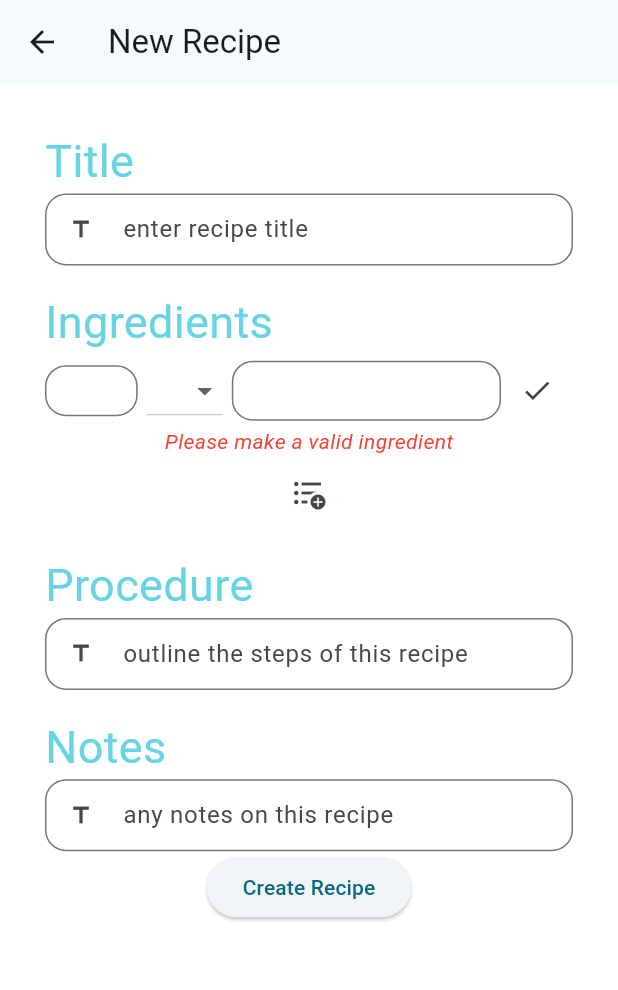
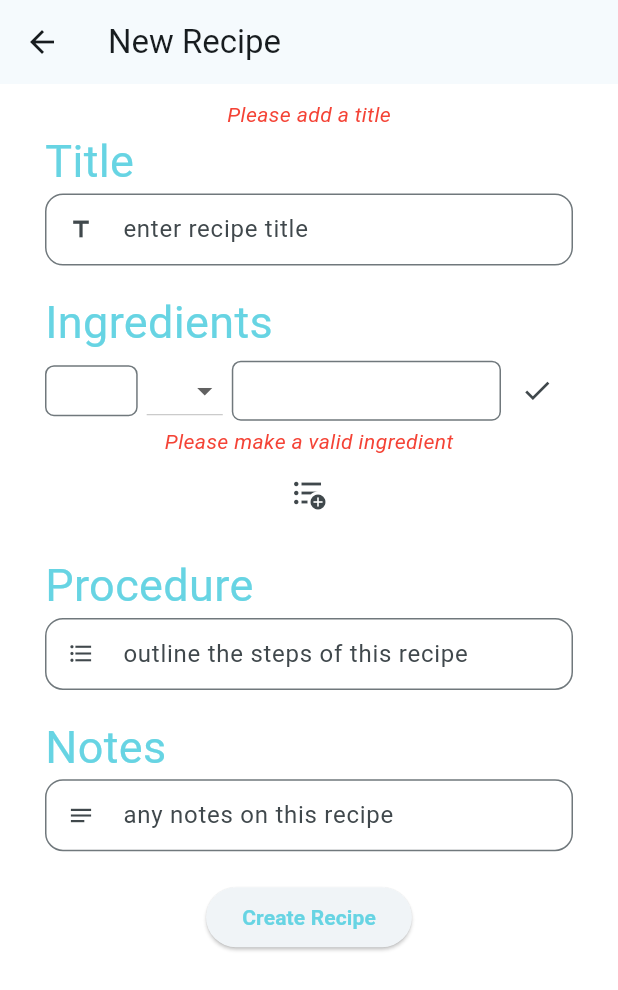
Before and after one commit to acohen89/taste_test, a Flutter app: the CreateRecipe screen opened by its route, after a tap on the "check" icon, after a tap on "Create Recipe", on a phone screen of 412 x 824 dp. Shown: the top 990 px of the screen. Run offline on Flutter 3.47's test engine with Material 3 defaults, Android fonts, the phone set to English and light mode, and no system bars; our stand-ins replace email_validator, flutter_spinkit, google_fonts, googleapis_auth, shared_preferences; accounts and stored records are empty; project files that could hold a hidden picture were left out.

Commit message:
added recipe sucesfully

```diff
--- a/frontend/lib/classes/IngredientClass.dart
+++ b/frontend/lib/classes/IngredientClass.dart
@@ -1,3 +1,4 @@
+import 'package:auto_size_text/auto_size_text.dart';
 import 'package:flutter/material.dart';
 import 'package:google_fonts/google_fonts.dart';
 import "package:taste_test/constants.dart" as constants;
@@ -18,15 +19,14 @@ class Ingredient {
 }
 
 class AddedIngredient extends StatelessWidget {
-  AddedIngredient(
-      {super.key,
+  AddedIngredient({
+    super.key,
     required this.unit,
     required this.food,
     required this.quantity,
     required this.deleteFunction,
     required this.index,
   });
-
 
   final Unit unit;
   final String food;
@@ -41,24 +41,24 @@ class AddedIngredient extends StatelessWidget {
   Widget build(BuildContext context) {
     final double textSpaceing = MediaQuery.of(context).size.width * 0.02;
     final double unitSpacing = MediaQuery.of(context).size.width * 0.01;
-    String q = quantity % 1.0 == 0.0 ? quantity.truncate().toString() : quantity.toStringAsFixed(2);
+    String q = quantity % 1.0 == 0.0
+        ? quantity.truncate().toString()
+        : quantity.toStringAsFixed(2);
     return Column(
       children: [
         Row(
           mainAxisAlignment: MainAxisAlignment.spaceBetween,
           children: [
-            Row(
-              children: [
             Text(q, style: fontStyle),
             SizedBox(width: unitSpacing),
             Text(unit.name, style: fontStyle),
             SizedBox(width: textSpaceing),
-                Text(food, style: fontStyle),
-              ],
-            ),
-            IconButton(onPressed: (){
+            Expanded(child: AutoSizeText(food, style: fontStyle, maxLines: 3)),
+            IconButton(
+                onPressed: () {
                   deleteFunction(index);
-            }, icon: const Icon(Icons.delete))
+                },
+                icon: const Icon(Icons.delete))
           ],
         ),
         const Divider()
--- a/frontend/lib/createRecipe.dart
+++ b/frontend/lib/createRecipe.dart
@@ -1,6 +1,9 @@
 import 'package:flutter/material.dart';
+import "package:flutter/widgets.dart";
 import "package:googleapis_auth/auth_io.dart";
 import "package:http/http.dart" as http;
+import 'package:flutter_spinkit/flutter_spinkit.dart';
+import "package:shared_preferences/shared_preferences.dart";
 import "package:taste_test/api_calls.dart";
 import "package:taste_test/classes/IngredientClass.dart";
 import "constants.dart" as constants;
@@ -14,21 +17,31 @@ class CreateRecipe extends StatefulWidget {
 
 class _CreateRecipeState extends State<CreateRecipe> {
   bool _ingredientError = false;
-
+  String missingInputText = "";
   List<String> ingredientWidgets = ["One"];
   List<Ingredient> ingredientsAddedController = [];
   Unit? unitController;
   final ingredientsController = TextEditingController();
   final quantityController = TextEditingController();
-  @override
-  Widget build(BuildContext context) {
   final titleController = TextEditingController();
   final procedureController = TextEditingController();
   final notesController = TextEditingController();
-    final double spaceBetweenBoxes = 0.04;
-
+  bool waitingForApiCallBack = false;
+  @override
+  Widget build(BuildContext context) {
+    const double spaceBetweenBoxes = 0.04;
+    const String ingredientsMissingText = "Please add at least one ingredient";
+    const String titleMissingText = "Please add a title";
     const String ingredientErrorText = "Please make a valid ingredient";
-    const edgePadding = 30.0;
+    const double edgePadding = 30.0;
+    const double bottomPadding = 30.0;
+    const double topPadding = 10;
+    const double ingredientInputRadius = 6;
+    const TextStyle headingStyle = TextStyle(
+      fontSize: 30,
+      color: constants.lightBlue,
+    );
+    const double inputBoxRadius = 12;
 
     return Scaffold(
         backgroundColor: Colors.white,
@@ -36,39 +49,52 @@ class _CreateRecipeState extends State<CreateRecipe> {
           title: const Text("New Recipe"),
         ),
         body: Container(
-          padding: const EdgeInsets.all(edgePadding),
+          padding: const EdgeInsets.only(
+              left: edgePadding,
+              right: edgePadding,
+              bottom: bottomPadding,
+              top: topPadding),
           child: SingleChildScrollView(
             child: Column(
               children: [
+                missingInputText.isNotEmpty
+                    ? Row(
+                        mainAxisAlignment: MainAxisAlignment.center,
+                        children: [
+                          Text(
+                            missingInputText,
+                            style: const TextStyle(
+                                color: Colors.red, fontStyle: FontStyle.italic),
+                          )
+                        ],
+                      )
+                    : Container(),
                 const Row(
                   children: [
                     Text("Title",
-                        style: TextStyle(
-                          fontSize: 30,
-                          color: constants.lightBlue,
-                        )),
+                        style: headingStyle),
                   ],
                 ),
                 TextField(
+                  maxLines: null,
                   controller: titleController,
                   decoration: InputDecoration(
                     prefixIcon: const Icon(Icons.title),
                     isDense: true,
                     border: OutlineInputBorder(
-                      borderRadius: BorderRadius.circular(14.0),
+                      borderRadius: BorderRadius.circular(inputBoxRadius),
                       borderSide: const BorderSide(color: constants.greyColor),
                     ),
                     hintText: 'enter recipe title',
                   ),
                 ),
-                SizedBox(height: MediaQuery.of(context).size.width * spaceBetweenBoxes),
+                SizedBox(
+                    height:
+                        MediaQuery.of(context).size.width * spaceBetweenBoxes),
                 const Row(
                   children: [
                     Text("Ingredients",
-                        style: TextStyle(
-                          fontSize: 30,
-                          color: constants.lightBlue,
-                        )),
+                        style: headingStyle),
                   ],
                 ),
                 (ingredientsAddedController.isNotEmpty)
@@ -82,9 +108,9 @@ class _CreateRecipeState extends State<CreateRecipe> {
                                   food: ingredientsAddedController[index].food,
                                   quantity: ingredientsAddedController[index]
                                       .quantity,
-                                  deleteFunction: deleteIFromIngredientsAddedController,
-                                  index: index
-                                  );
+                                  deleteFunction:
+                                      deleteIFromIngredientsAddedController,
+                                  index: index);
                             }),
                       )
                     : Container(),
@@ -100,7 +126,8 @@ class _CreateRecipeState extends State<CreateRecipe> {
                           contentPadding: const EdgeInsets.only(
                               right: 10, top: 10, bottom: 0),
                           border: OutlineInputBorder(
-                            borderRadius: BorderRadius.circular(14.0),
+                            borderRadius:
+                                BorderRadius.circular(ingredientInputRadius),
                             borderSide:
                                 const BorderSide(color: constants.greyColor),
                           ),
@@ -128,7 +155,8 @@ class _CreateRecipeState extends State<CreateRecipe> {
                           isDense: true,
                           contentPadding: const EdgeInsets.all(8),
                           border: OutlineInputBorder(
-                            borderRadius: BorderRadius.circular(14.0),
+                            borderRadius:
+                                BorderRadius.circular(ingredientInputRadius),
                             borderSide:
                                 const BorderSide(color: constants.greyColor),
                           ),
@@ -137,14 +165,17 @@ class _CreateRecipeState extends State<CreateRecipe> {
                       ),
                     ),
                     IconButton(
-                        onPressed: () => addIngredient(), icon: Icon(Icons.check, size: 22)),
-
+                        onPressed: () => addIngredient(),
+                        icon: const Icon(Icons.check, size: 22)),
                   ],
                 ),
                 if (_ingredientError)
                   const Text(
                     ingredientErrorText,
-                    style: TextStyle(color: Colors.red, fontSize: 14, fontStyle: FontStyle.italic),
+                    style: TextStyle(
+                        color: Colors.red,
+                        fontSize: 14,
+                        fontStyle: FontStyle.italic),
                   ),
                 Row(
                   mainAxisAlignment: MainAxisAlignment.center,
@@ -156,61 +187,89 @@ class _CreateRecipeState extends State<CreateRecipe> {
                         icon: const Icon(Icons.format_list_bulleted_add))
                   ],
                 ),
-                SizedBox(height: MediaQuery.of(context).size.width * spaceBetweenBoxes),
+                SizedBox(
+                    height:
+                        MediaQuery.of(context).size.width * spaceBetweenBoxes),
                 const Row(
                   children: [
                     Text("Procedure",
-                        style: TextStyle(
-                          fontSize: 30,
-                          color: constants.lightBlue,
-                        )),
+                        style: headingStyle),
                   ],
                 ),
                 TextField(
                   controller: procedureController,
+                  maxLines: null,
                   decoration: InputDecoration(
-                    prefixIcon: const Icon(Icons.title),
+                    prefixIcon: const Icon(Icons.format_list_bulleted),
                     isDense: true,
                     border: OutlineInputBorder(
-                      borderRadius: BorderRadius.circular(14.0),
+                      borderRadius: BorderRadius.circular(inputBoxRadius),
                       borderSide: const BorderSide(color: constants.greyColor),
                     ),
                     hintText: 'outline the steps of this recipe',
                   ),
                 ),
-                SizedBox(height: MediaQuery.of(context).size.width * spaceBetweenBoxes),
+                SizedBox(
+                    height:
+                        MediaQuery.of(context).size.width * spaceBetweenBoxes),
                 const Row(
                   children: [
                     Text("Notes",
-                        style: TextStyle(
-                          fontSize: 30,
-                          color: constants.lightBlue,
-                        )),
+                        style: headingStyle),
                   ],
                 ),
                 TextField(
+                  maxLines: null,
                   controller: notesController,
                   decoration: InputDecoration(
-                    prefixIcon: const Icon(Icons.title),
+                    prefixIcon: const Icon(Icons.notes),
                     isDense: true,
                     border: OutlineInputBorder(
-                      borderRadius: BorderRadius.circular(14.0),
+                      borderRadius: BorderRadius.circular(inputBoxRadius),
                       borderSide: const BorderSide(color: constants.greyColor),
                     ),
                     hintText: 'any notes on this recipe',
                   ),
                 ),
-                ElevatedButton(
+                SizedBox(height: spaceBetweenBoxes * 500),
+                waitingForApiCallBack
+                    ? const SpinKitWave(color: constants.lightBlue, size: 50)
+                    : ElevatedButton(
                         onPressed: () async {
+                          if (titleController.text.isEmpty) {
+                            setState(() => missingInputText = titleMissingText);
+                            return;
+                          }
+                          if (ingredientsAddedController.isEmpty) {
+                            setState(() =>
+                                missingInputText = ingredientsMissingText);
+                            return;
+                          }
+                          setState(() => missingInputText = "");
+                          final prefs = await SharedPreferences.getInstance();
+                          final String? key = prefs.getString("token");
+                          if (key == null) throw ("Unable to get auth token");
+                          setState(() => waitingForApiCallBack = true);
+                          final List<String> ingredientList = ingredientsAddedController.map((i) => i.toString()).toList();
                           var res = await createRecipe(
-                          "",
+                              key,
                               titleController.text,
-                          [ingredientsController.text],
+                              ingredientList,
                               [procedureController.text],
                               notesController.text);
                           print(res.body);
+                          setState(() => waitingForApiCallBack = false);
+                          if(res.statusCode >= 300){
+                            setState(() => missingInputText = "Creating recipe failed");
+                            return;
+                          }
                         },
-                    child: const Text("Create Recipe"))
+                        child: const Text(
+                          "Create Recipe",
+                          style: TextStyle(
+                              color: constants.lightBlue,
+                              fontWeight: FontWeight.bold),
+                        ))
               ],
             ),
           ),
@@ -226,7 +285,8 @@ class _CreateRecipeState extends State<CreateRecipe> {
       }
     });
   }
-  void addIngredient(){
+
+  void addIngredient() {
     if (ingredientsController.text.isEmpty ||
         quantityController.text.isEmpty ||
         unitController == null) {
@@ -240,8 +300,8 @@ class _CreateRecipeState extends State<CreateRecipe> {
       setState(() => _ingredientError = true);
       return;
     }
-    final Ingredient i = Ingredient(
-        q, unitController!, ingredientsController.text);
+    final Ingredient i =
+        Ingredient(q, unitController!, ingredientsController.text);
     setState(() {
       ingredientsAddedController.add(i);
       print(ingredientsAddedController);
--- a/frontend/pubspec.yaml
+++ b/frontend/pubspec.yaml
@@ -42,6 +42,8 @@ dependencies:
   flutter_curl: ^0.3.0
   googleapis_auth: ^1.5.1
   google_fonts: ^6.2.1
+  auto_size_text: ^3.0.0
+  flutter_spinkit: ^5.2.1
 dev_dependencies:
   flutter_test:
     sdk: flutter
```
Also changed, not shown: frontend/pubspec.lock. Lines whose indentation alone changed are shown as unchanged.
